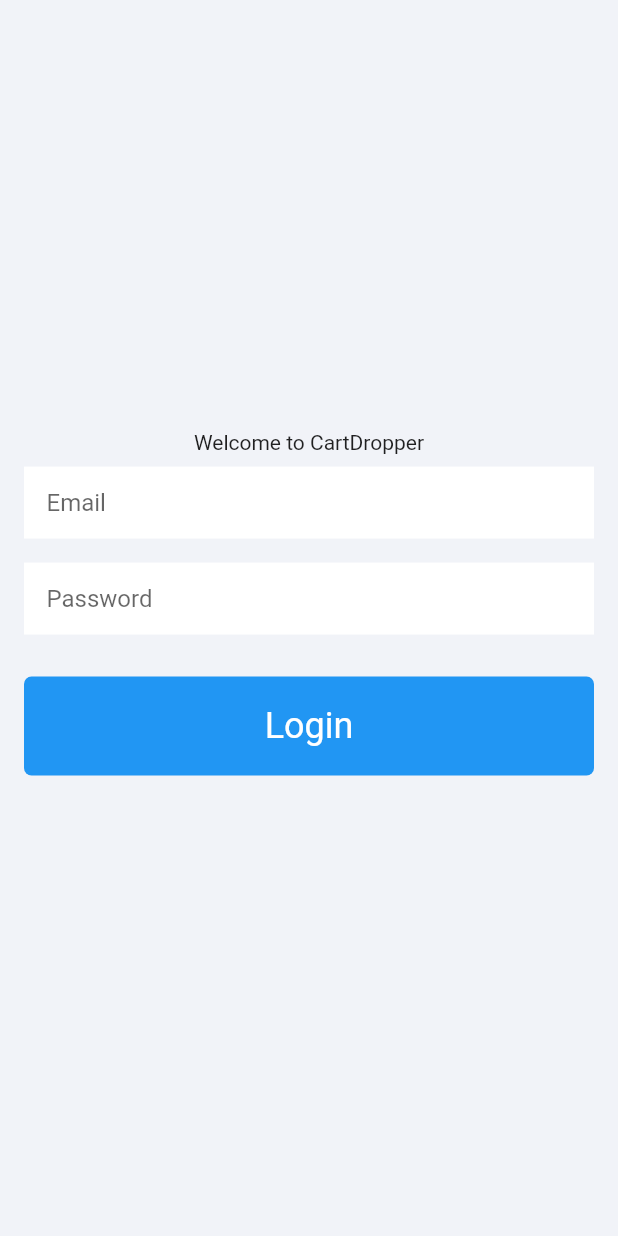
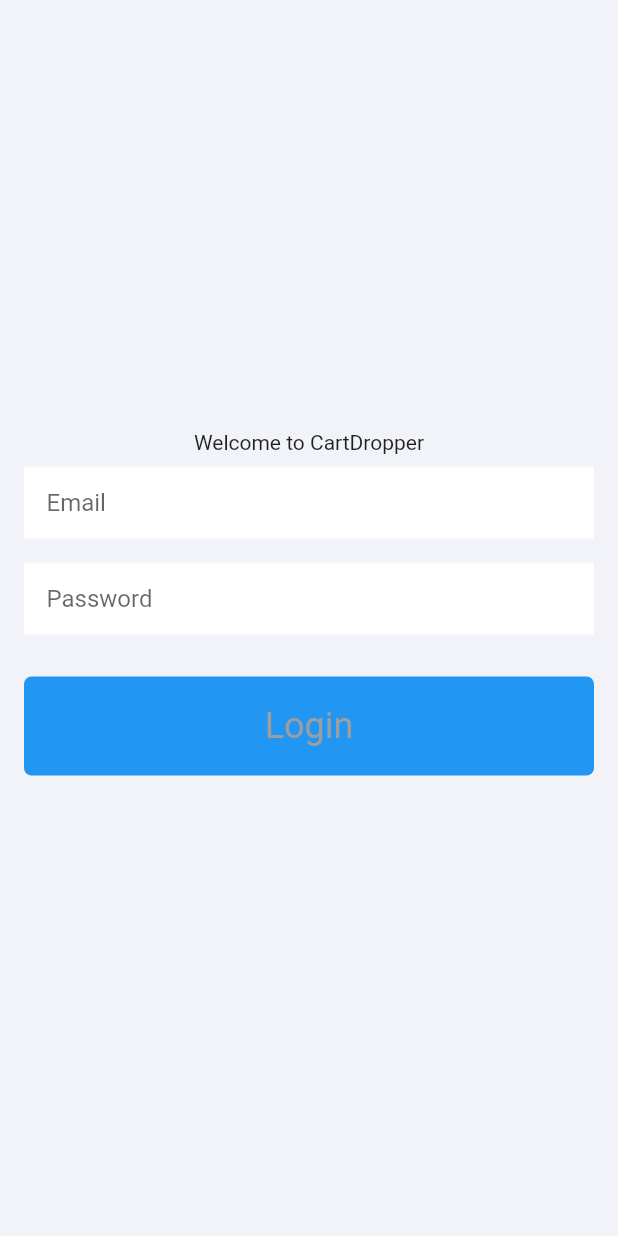
Before and after one commit to ismailertuglu14/Glamor_ecommerce, a Flutter app: the screen it shows after launch, on a phone screen of 412 x 824 dp. Run offline on Flutter 3.47's test engine with Material 2 defaults, Android fonts, the phone set to English and light mode, and no system bars; our stand-ins replace cached_network_image, lottie, shared_preferences; missing offline and left inert: vexana; network calls fail; Roboto replaces fonts that are missing (POPPINS).

Commit message:
color scheme changes

```diff
--- a/lib/core/init/theme/app_theme_light.dart
+++ b/lib/core/init/theme/app_theme_light.dart
@@ -62,7 +62,7 @@ class AppThemeLight extends AppTheme with ILightTheme {
   ColorScheme get _appColorScheme {
     return ColorScheme(
       primary: colorSchemeLight!.black,
-      primaryVariant: Colors.white, //xx
+      primaryVariant: Colors.grey, //xx
       secondary: Colors.green,
       secondaryVariant: colorSchemeLight!.azure,
       surface: Colors.blue, //xx
```
